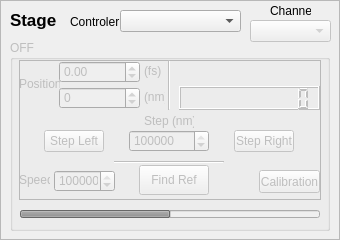
First picture: the form in SmarActUI_f.ui, repository Attolab/FeedbackRABBIT, before the edit.
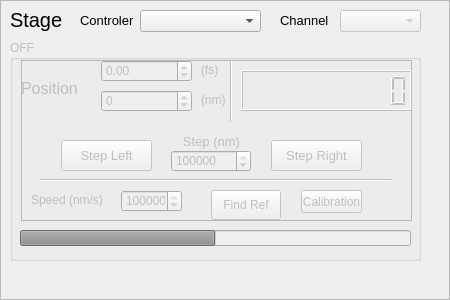
Second picture: the form after the edit.

```diff
--- a/SmarActUI_f.ui
+++ b/SmarActUI_f.ui
@@ -6,14 +6,20 @@
    <rect>
     <x>0</x>
     <y>0</y>
-    <width>340</width>
-    <height>240</height>
+    <width>450</width>
+    <height>300</height>
    </rect>
   </property>
   <property name="minimumSize">
    <size>
-    <width>330</width>
-    <height>210</height>
+    <width>450</width>
+    <height>300</height>
+   </size>
+  </property>
+  <property name="maximumSize">
+   <size>
+    <width>450</width>
+    <height>300</height>
    </size>
   </property>
   <property name="windowTitle">
@@ -33,8 +39,8 @@
     <rect>
      <x>10</x>
      <y>40</y>
-     <width>320</width>
-     <height>191</height>
+     <width>411</width>
+     <height>221</height>
     </rect>
    </property>
    <property name="title">
@@ -50,9 +56,9 @@
     <property name="geometry">
      <rect>
       <x>10</x>
-      <y>170</y>
-      <width>300</width>
-      <height>8</height>
+      <y>190</y>
+      <width>391</width>
+      <height>16</height>
      </rect>
     </property>
     <property name="minimum">
@@ -70,12 +76,15 @@
    </widget>
 
    <widget class="QFrame" name="inputsFrame">
+    <property name="enabled">
+     <bool>false</bool>
+    </property>
     <property name="geometry">
      <rect>
-      <x>9</x>
+      <x>11</x>
       <y>20</y>
-      <width>302</width>
-      <height>140</height>
+      <width>391</width>
+      <height>161</height>
      </rect>
     </property>
     <property name="frameShape">
@@ -88,8 +97,8 @@
     <widget class="QLabel" name="FsLabel">
      <property name="geometry">
       <rect>
-       <x>125</x>
-       <y>1</y>
+       <x>180</x>
+       <y>0</y>
        <width>21</width>
        <height>20</height>
       </rect>
@@ -101,9 +110,9 @@
     <widget class="QLabel" name="NmLabel">
      <property name="geometry">
       <rect>
-       <x>125</x>
-       <y>27</y>
-       <width>21</width>
+       <x>180</x>
+       <y>30</y>
+       <width>31</width>
        <height>20</height>
       </rect>
      </property>
@@ -114,9 +123,9 @@
     <widget class="QSpinBox" name="PositionNmSpinBox">
      <property name="geometry">
       <rect>
-       <x>40</x>
-       <y>27</y>
-       <width>81</width>
+       <x>80</x>
+       <y>30</y>
+       <width>91</width>
        <height>22</height>
       </rect>
      </property>
@@ -133,8 +142,8 @@
     <widget class="QPushButton" name="FindRefPushButton">
      <property name="geometry">
       <rect>
-       <x>120</x>
-       <y>105</y>
+       <x>190</x>
+       <y>130</y>
        <width>70</width>
        <height>30</height>
       </rect>
@@ -149,9 +158,9 @@
     <widget class="QDoubleSpinBox" name="PositionFsSpinBox">
      <property name="geometry">
       <rect>
-       <x>40</x>
-       <y>1</y>
-       <width>81</width>
+       <x>80</x>
+       <y>0</y>
+       <width>91</width>
        <height>22</height>
       </rect>
      </property>
@@ -159,30 +168,30 @@
       <bool>false</bool>
      </property>
      <property name="minimum">
-      <number>-2147483647</number>
+      <double>-2147483647.000000000000000</double>
      </property>
      <property name="maximum">
-      <number>2147483647</number>
+      <double>2147483647.000000000000000</double>
      </property>
     </widget>
     <widget class="QLabel" name="SpeedLabel">
      <property name="geometry">
       <rect>
-       <x>0</x>
-       <y>110</y>
-       <width>31</width>
+       <x>10</x>
+       <y>130</y>
+       <width>91</width>
        <height>20</height>
       </rect>
      </property>
      <property name="text">
-      <string>Speed</string>
+      <string>Speed (nm/s)</string>
      </property>
     </widget>
     <widget class="QSpinBox" name="SpeedSpinBox">
      <property name="geometry">
       <rect>
-       <x>35</x>
-       <y>110</y>
+       <x>100</x>
+       <y>130</y>
        <width>61</width>
        <height>22</height>
       </rect>
@@ -200,10 +209,10 @@
     <widget class="Line" name="line">
      <property name="geometry">
       <rect>
-       <x>95</x>
-       <y>101</y>
-       <width>110</width>
-       <height>3</height>
+       <x>20</x>
+       <y>110</y>
+       <width>351</width>
+       <height>20</height>
       </rect>
      </property>
      <property name="orientation">
@@ -214,8 +223,8 @@
     <widget class="QSpinBox" name="StepSpinBox">
      <property name="geometry">
       <rect>
-       <x>110</x>
-       <y>70</y>
+       <x>150</x>
+       <y>90</y>
        <width>80</width>
        <height>22</height>
       </rect>
@@ -236,12 +245,17 @@
     <widget class="QLabel" name="StepLabel">
      <property name="geometry">
       <rect>
-       <x>125</x>
-       <y>50</y>
-       <width>50</width>
+       <x>160</x>
+       <y>70</y>
+       <width>61</width>
        <height>23</height>
       </rect>
      </property>
+     <property name="font">
+      <font>
+       <pointsize>10</pointsize>
+      </font>
+     </property>
      <property name="text">
       <string>&lt;html&gt;&lt;head/&gt;&lt;body&gt;&lt;p align=&quot;center&quot;&gt;Step (nm)&lt;/p&gt;&lt;/body&gt;&lt;/html&gt;</string>
      </property>
@@ -249,12 +263,17 @@
     <widget class="QPushButton" name="StepLeftPushButton">
      <property name="geometry">
       <rect>
-       <x>25</x>
-       <y>70</y>
-       <width>60</width>
-       <height>22</height>
+       <x>40</x>
+       <y>80</y>
+       <width>91</width>
+       <height>31</height>
       </rect>
      </property>
+     <property name="font">
+      <font>
+       <pointsize>10</pointsize>
+      </font>
+     </property>
      <property name="text">
       <string>Step Left</string>
      </property>
@@ -262,12 +281,17 @@
     <widget class="QPushButton" name="StepRightPushButton">
      <property name="geometry">
       <rect>
-       <x>215</x>
-       <y>70</y>
-       <width>60</width>
-       <height>22</height>
+       <x>250</x>
+       <y>80</y>
+       <width>91</width>
+       <height>31</height>
       </rect>
      </property>
+     <property name="font">
+      <font>
+       <pointsize>10</pointsize>
+      </font>
+     </property>
      <property name="text">
       <string>Step Right</string>
      </property>
@@ -276,11 +300,18 @@
      <property name="geometry">
       <rect>
        <x>0</x>
-       <y>16</y>
-       <width>41</width>
+       <y>20</y>
+       <width>61</width>
        <height>16</height>
       </rect>
      </property>
+     <property name="font">
+      <font>
+       <pointsize>12</pointsize>
+       <weight>50</weight>
+       <bold>false</bold>
+      </font>
+     </property>
      <property name="text">
       <string>Position :</string>
      </property>
@@ -288,10 +319,10 @@
     <widget class="Line" name="line_1">
      <property name="geometry">
       <rect>
-       <x>149</x>
+       <x>200</x>
        <y>0</y>
-       <width>3</width>
-       <height>50</height>
+       <width>20</width>
+       <height>61</height>
       </rect>
      </property>
      <property name="orientation">
@@ -301,10 +332,10 @@
     <widget class="QLCDNumber" name="PositionNmLCD">
      <property name="geometry">
       <rect>
-       <x>160</x>
-       <y>26</y>
-       <width>141</width>
-       <height>24</height>
+       <x>220</x>
+       <y>10</y>
+       <width>171</width>
+       <height>41</height>
       </rect>
      </property>
      <property name="digitCount">
@@ -314,8 +345,8 @@
     <widget class="QPushButton" name="CalibrationPushButton">
      <property name="geometry">
       <rect>
-       <x>240</x>
-       <y>110</y>
+       <x>280</x>
+       <y>130</y>
        <width>61</width>
        <height>23</height>
       </rect>
@@ -334,12 +365,17 @@
   <widget class="QLabel" name="GpibLabel">
    <property name="geometry">
     <rect>
-     <x>70</x>
-     <y>11</y>
-     <width>50</width>
+     <x>80</x>
+     <y>10</y>
+     <width>61</width>
      <height>21</height>
     </rect>
    </property>
+   <property name="font">
+    <font>
+     <pointsize>10</pointsize>
+    </font>
+   </property>
    <property name="text">
     <string>Controler</string>
    </property>
@@ -347,7 +383,7 @@
   <widget class="QComboBox" name="ControlerComboBox">
    <property name="geometry">
     <rect>
-     <x>120</x>
+     <x>140</x>
      <y>10</y>
      <width>121</width>
      <height>22</height>
@@ -357,12 +393,17 @@
   <widget class="QLabel" name="ChannelLabel">
    <property name="geometry">
     <rect>
-     <x>270</x>
-     <y>0</y>
-     <width>41</width>
+     <x>280</x>
+     <y>10</y>
+     <width>51</width>
      <height>21</height>
     </rect>
    </property>
+   <property name="font">
+    <font>
+     <pointsize>10</pointsize>
+    </font>
+   </property>
    <property name="text">
     <string>Channel</string>
    </property>
@@ -373,8 +414,8 @@
    </property>
    <property name="geometry">
     <rect>
-     <x>250</x>
-     <y>20</y>
+     <x>340</x>
+     <y>10</y>
      <width>81</width>
      <height>22</height>
     </rect>
@@ -384,16 +425,16 @@
    <property name="geometry">
     <rect>
      <x>10</x>
-     <y>10</y>
+     <y>0</y>
      <width>71</width>
-     <height>21</height>
+     <height>41</height>
     </rect>
    </property>
    <property name="font">
     <font>
-     <pointsize>13</pointsize>
-     <weight>75</weight>
-     <bold>true</bold>
+     <pointsize>15</pointsize>
+     <weight>50</weight>
+     <bold>false</bold>
     </font>
    </property>
    <property name="text">
```
Left out of the diff: 4 changed lines with no effect on the pictures.
